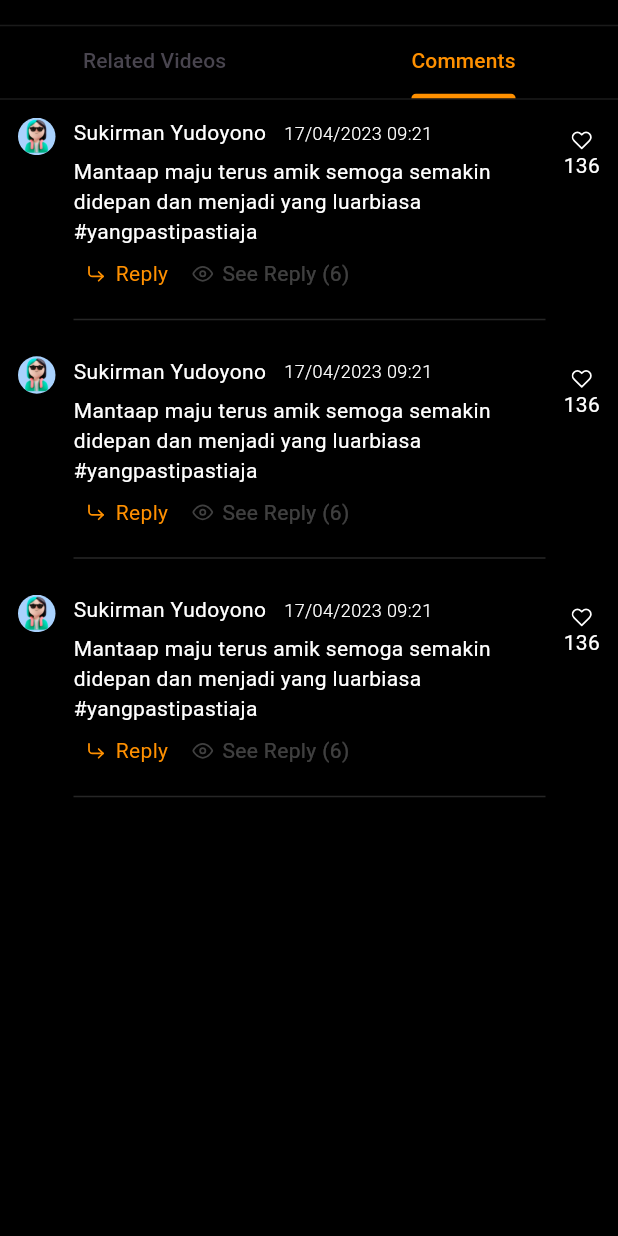
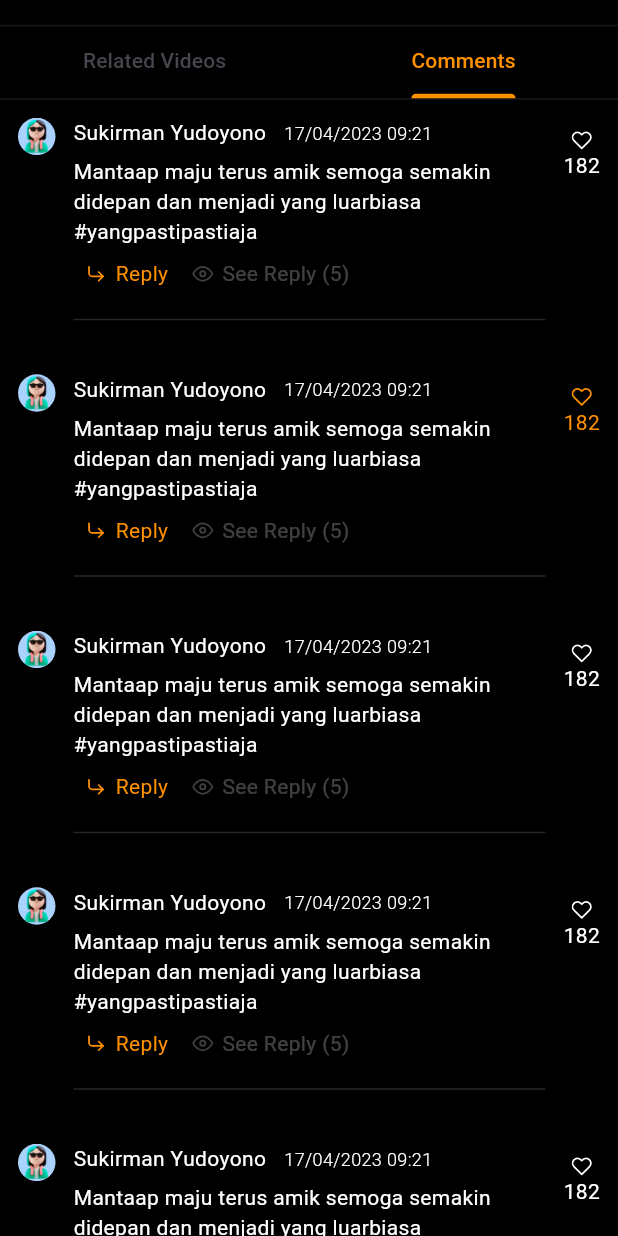
Before and after one commit to bimapriaaditya/view-hub, a Flutter app: the DetailVideo screen opened directly, tab 2 chosen, scrolled down 471 dp, on a phone screen of 412 x 824 dp. Run offline on Flutter 3.47's test engine with Material 3 defaults, Android fonts, the phone set to English and light mode, and no system bars; our stand-ins replace flick_video_player, flutter_feather_icons, google_fonts, video_player.

Commit message:
perf(Comment Message): load data in models

```diff
--- a/lib/models/comment_message.dart
+++ b/lib/models/comment_message.dart
@@ -16,7 +16,7 @@ class CommentMessage {
     required this.message,
     required this.replyCount,
     required this.likedCount,
-    this.isLiked,
+    required this.isLiked,
   });
 
   static List<CommentMessage> commentList() {
@@ -28,7 +28,8 @@ class CommentMessage {
         sendAt: "17/04/2023 09:21",
         message: "Mantaap maju terus amik semoga semakin didepan dan menjadi yang luarbiasa #yangpastipastiaja",
         replyCount: 5,
-        likedCount: 182
+        likedCount: 182,
+        isLiked: false
       ),
       CommentMessage(
         id: "2",
@@ -47,7 +48,8 @@ class CommentMessage {
         sendAt: "17/04/2023 09:21",
         message: "Mantaap maju terus amik semoga semakin didepan dan menjadi yang luarbiasa #yangpastipastiaja",
         replyCount: 5,
-        likedCount: 182
+        likedCount: 182,
+        isLiked: false
       ),
       CommentMessage(
         id: "4",
@@ -56,7 +58,8 @@ class CommentMessage {
         sendAt: "17/04/2023 09:21",
         message: "Mantaap maju terus amik semoga semakin didepan dan menjadi yang luarbiasa #yangpastipastiaja",
         replyCount: 5,
-        likedCount: 182
+        likedCount: 182,
+        isLiked: false
       ),
       CommentMessage(
         id: "5",
@@ -65,7 +68,8 @@ class CommentMessage {
         sendAt: "17/04/2023 09:21",
         message: "Mantaap maju terus amik semoga semakin didepan dan menjadi yang luarbiasa #yangpastipastiaja",
         replyCount: 5,
-        likedCount: 182
+        likedCount: 182,
+        isLiked: false
       ),
     ];
   }
--- a/lib/screens/detail.dart
+++ b/lib/screens/detail.dart
@@ -3,6 +3,7 @@ import 'package:flutter/material.dart';
 import 'package:flutter/widgets.dart';
 import 'package:flutter_feather_icons/flutter_feather_icons.dart';
 import 'package:video_player/video_player.dart';
+import 'package:view_hub/models/comment_message.dart';
 import 'package:view_hub/models/custom_colors.dart';
 import 'package:view_hub/models/video_list.dart';
 import 'package:view_hub/widgets/comment.dart';
@@ -111,11 +112,7 @@ class _DetailVideoState extends State<DetailVideo> {
                     child: TabBarView(
                       children: [
                         _videoList(),
-                        ListView(children: const [
-                        CommentView(),
-                        CommentView(),
-                        CommentView(),
-                        ])
+                        commentList()
                       ],
                     ),
                   ),
@@ -125,6 +122,20 @@ class _DetailVideoState extends State<DetailVideo> {
           ),
         ],
       ),
+    );
+  }
+
+  ListView commentList() {
+
+    final data = CommentMessage.commentList();
+
+    return ListView.separated(
+      shrinkWrap: true,
+      itemBuilder: (context, index) {
+        return CommentView(props: data[index]);
+      },
+      separatorBuilder: (context, index) => const SizedBox(height: 12),
+      itemCount: data.length,
     );
   }
 
--- a/lib/widgets/comment.dart
+++ b/lib/widgets/comment.dart
@@ -1,10 +1,16 @@
 import 'package:flutter/material.dart';
 import 'package:flutter/widgets.dart';
 import 'package:flutter_feather_icons/flutter_feather_icons.dart';
+import 'package:view_hub/models/comment_message.dart';
 import 'package:view_hub/models/custom_colors.dart';
 
 class CommentView extends StatelessWidget {
-  const CommentView({super.key});
+  final CommentMessage props;
+
+  const CommentView({
+    super.key,
+    required this.props
+  });
 
   @override
   Widget build(BuildContext context) {
@@ -17,7 +23,7 @@ class CommentView extends StatelessWidget {
           ClipRRect(
             borderRadius: BorderRadius.circular(20),
             child: Image.asset(
-              "assets/images/user_image.png",
+              props.userImage,
               width: 25,
               height: 25,
               fit: BoxFit.cover,
@@ -38,19 +44,19 @@ class CommentView extends StatelessWidget {
               child: Column(
                 crossAxisAlignment: CrossAxisAlignment.start,
                 children: [
-                  const Row(
+                  Row(
                     crossAxisAlignment: CrossAxisAlignment.center,
                     children: [
                       Text(
-                        "Sukirman Yudoyono",
-                        style: TextStyle(
+                        props.sendBy,
+                        style: const TextStyle(
                           fontSize: 14
                         )
                       ),
-                      SizedBox(width: 12),
+                      const SizedBox(width: 12),
                       Text(
-                        "17/04/2023 09:21",
-                        style: TextStyle(
+                        props.sendAt,
+                        style: const TextStyle(
                           fontWeight: FontWeight.w300,
                           fontSize: 12
                         ),
@@ -58,7 +64,7 @@ class CommentView extends StatelessWidget {
                     ]
                   ),
                   const SizedBox(height: 6),
-                  const Text("Mantaap maju terus amik semoga semakin didepan dan menjadi yang luarbiasa #yangpastipastiaja"),
+                  Text(props.message),
                   Row(
                     children: [
                       Container(
@@ -82,7 +88,7 @@ class CommentView extends StatelessWidget {
                             color: Color.fromRGBO(255, 255, 255, .25),
                           ),
                           const SizedBox(width: 6,),
-                          Text("See Reply (6)", style: TextStyle(color: Colors.white.withOpacity(.25)),)
+                          Text("See Reply (${props.replyCount})", style: TextStyle(color: Colors.white.withOpacity(.25)),)
                         ],),
                       ),
                     ],
@@ -91,7 +97,7 @@ class CommentView extends StatelessWidget {
               ),
             ),
           ),
-          const Padding(
+          Padding(
             padding: EdgeInsets.symmetric(vertical: 8),
             child: Column(
               mainAxisAlignment: MainAxisAlignment.center,
@@ -100,9 +106,11 @@ class CommentView extends StatelessWidget {
                 Icon(
                   FeatherIcons.heart,
                   size: 14,
-                  color: Colors.white,
+                  color: props.isLiked == true ? CustomColor.brand : Colors.white,
                 ),
-                Text("136"),
+                Text("${props.likedCount}", style: TextStyle(
+                  color: props.isLiked == true ? CustomColor.brand : Colors.white
+                ),),
               ]
             ),
           )
```
